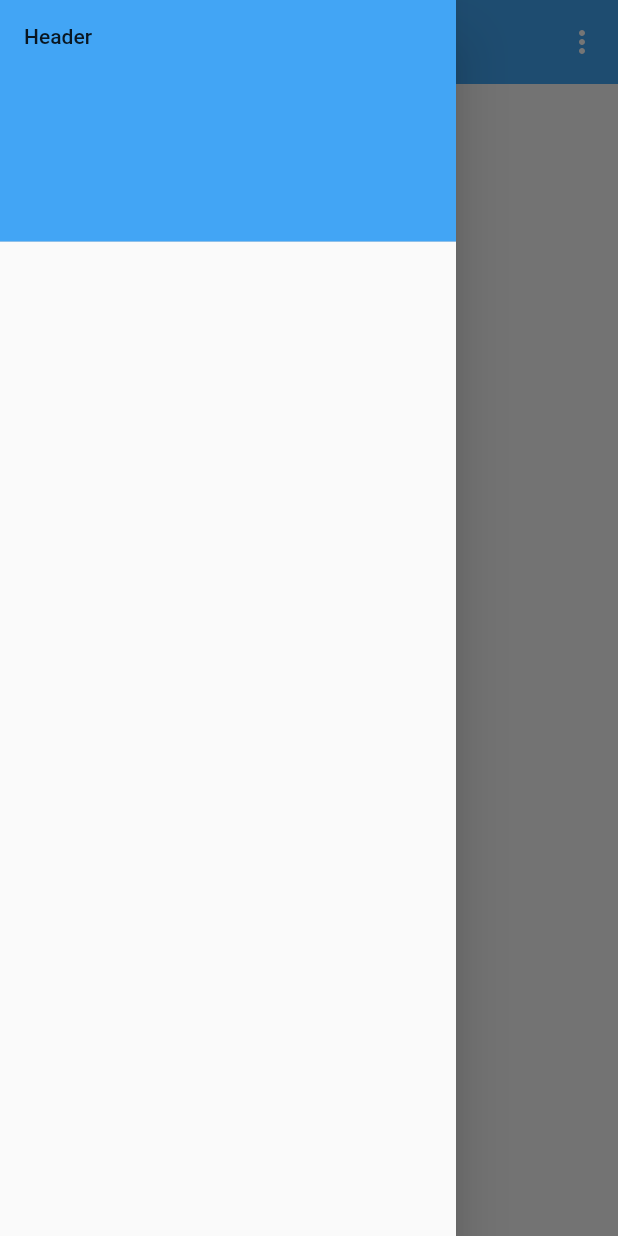
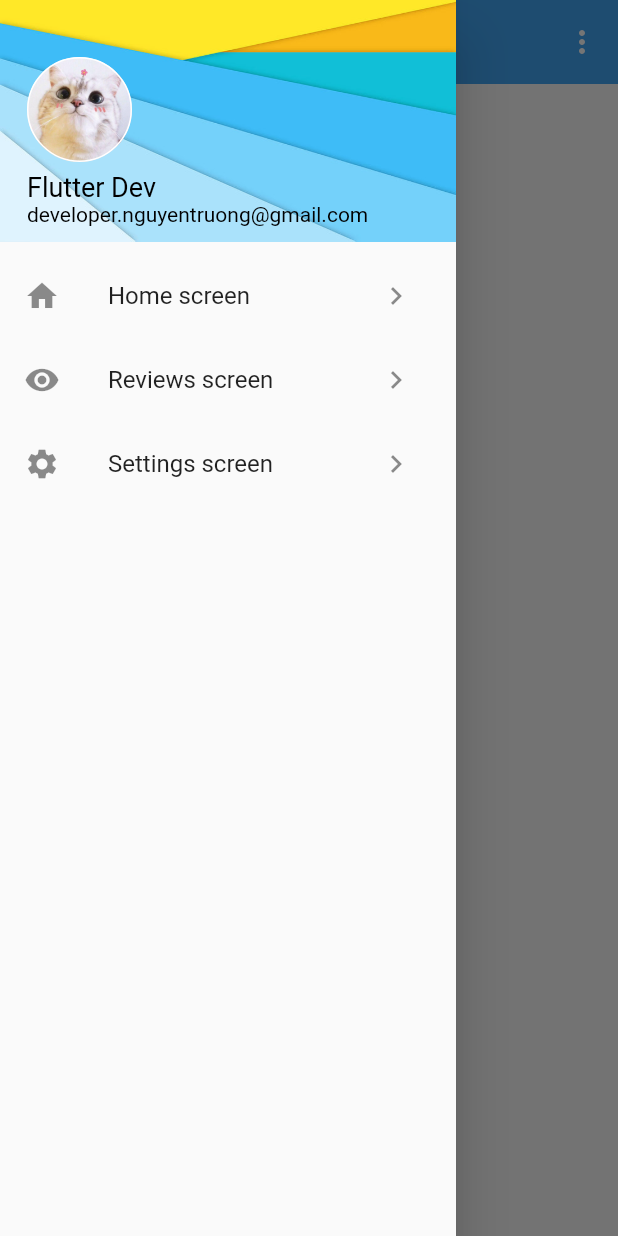
Before and after one commit to boonchu9x/flutter_navigation_drawer, a Flutter app: the screen it shows after launch, with the side drawer open, on a phone screen of 412 x 824 dp. Run offline on Flutter 3.47's test engine with Material 2 defaults, Android fonts, the phone set to English and light mode, and no system bars; our stand-ins replace flutter_svg.

Commit message:
Done project

```diff
--- a/lib/main.dart
+++ b/lib/main.dart
@@ -1,5 +1,9 @@
+import 'package:flutter/cupertino.dart';
 import 'package:flutter/material.dart';
 import 'package:flutter/services.dart';
+import 'package:flutter_navigation_drawer/page/HomePage.dart';
+import 'package:flutter_navigation_drawer/page/ReviewsPage.dart';
+import 'package:flutter_navigation_drawer/page/SettingsPage.dart';
 import 'package:flutter_svg/flutter_svg.dart';
 
 void main() => runApp(
@@ -18,22 +22,14 @@ class _HomeScreenState extends State<HomeScreen> {
   @override
   Widget build(BuildContext context) {
     //hide status bar
-    SystemChrome.setEnabledSystemUIOverlays([SystemUiOverlay.bottom]);
+    SystemChrome.setSystemUIOverlayStyle(SystemUiOverlayStyle(
+      statusBarColor: Colors.blue[400],
+      //statusBarBrightness: Brightness.dark,
+    ));
 
     return Scaffold(
       appBar: buildAppBar(),
-      drawer: new Drawer(
-        child: new ListView(
-          children: [
-            new DrawerHeader(
-              child: Text('Header'),
-              decoration: BoxDecoration(
-                color: Colors.blue[400],
-              ),
-            )
-          ],
-        ),
-      ),
+      drawer: DrawerLayout(),
       body: Body(),
     );
   }
@@ -56,6 +52,163 @@ class _HomeScreenState extends State<HomeScreen> {
   }
 }
 
+class DrawerLayout extends StatelessWidget {
+  const DrawerLayout({
+    Key key,
+  }) : super(key: key);
+
+  @override
+  Widget build(BuildContext context) {
+    return Drawer(
+      child: ListView(
+        children: [
+          DrawerHeader(
+            child: Container(
+              padding: EdgeInsets.only(
+                left: 2.0,
+                bottom: 2.0,
+              ),
+              child: Column(
+                mainAxisAlignment: MainAxisAlignment.end,
+                crossAxisAlignment: CrossAxisAlignment.start,
+                children: [
+                  //image avater with border white 1dp
+                  Container(
+                    height: 70.0,
+                    width: 70.0,
+                    margin: EdgeInsets.only(
+                      bottom: 6.0,
+                    ),
+                    decoration: BoxDecoration(
+                      borderRadius: BorderRadius.circular(100.0),
+                      border: Border.all(
+                        width: 1.0,
+                        style: BorderStyle.solid,
+                        color: Colors.white,
+                      ),
+                      image: DecorationImage(
+                        fit: BoxFit.cover,
+                        image: AssetImage('assets/images/avatar.jpg'),
+                      ),
+                    ),
+                  ),
+
+                  //text name & email
+                  Column(
+                    mainAxisAlignment: MainAxisAlignment.start,
+                    crossAxisAlignment: CrossAxisAlignment.start,
+                    children: [
+                      //text Name
+                      Text(
+                        'Flutter Dev',
+                        style: TextStyle(
+                          color: Colors.black,
+                          fontSize: 18.0,
+                          fontWeight: FontWeight.normal,
+                        ),
+                      ),
+
+                      //text email
+                      Text(
+                        'developer.nguyentruong@gmail.com',
+                        style: TextStyle(
+                          color: Colors.black,
+                          fontSize: 14.0,
+                          fontWeight: FontWeight.normal,
+                        ),
+                      ),
+                    ],
+                  ),
+                ],
+              ),
+            ),
+
+            //background image header drawer
+            decoration: BoxDecoration(
+              image: DecorationImage(
+                image: AssetImage('assets/images/bg_drawer_layout.jpg'),
+                fit: BoxFit.fill,
+              ),
+            ),
+          ),
+
+          //item drawer
+          ListTile(
+            leading: Icon(Icons.home),
+            title: Text(
+              'Home screen',
+              style: TextStyle(
+                fontSize: 16.0,
+                fontWeight: FontWeight.normal,
+              ),
+            ),
+            trailing: IconButton(
+              icon: Icon(Icons.keyboard_arrow_right_sharp),
+              onPressed: () {},
+            ),
+            onTap: () {
+              //close drawer layout
+              Navigator.pop(context);
+              Navigator.push(
+                context,
+                MaterialPageRoute(builder: (context) => HomePage()),
+              );
+            },
+          ),
+
+          //item drawer
+          ListTile(
+            leading: Icon(Icons.remove_red_eye),
+            title: Text(
+              'Reviews screen',
+              style: TextStyle(
+                fontSize: 16.0,
+                fontWeight: FontWeight.normal,
+              ),
+            ),
+            trailing: IconButton(
+              icon: Icon(Icons.keyboard_arrow_right_sharp),
+              onPressed: () {},
+            ),
+            onTap: () {
+              //close drawer layout
+              Navigator.pop(context);
+              Navigator.push(
+                context,
+                MaterialPageRoute(builder: (context) => ReviewsPage()),
+              );
+            },
+          ),
+
+          //item drawer
+          ListTile(
+            leading: Icon(Icons.settings),
+            title: Text(
+              'Settings screen',
+              style: TextStyle(
+                fontSize: 16.0,
+                fontWeight: FontWeight.normal,
+              ),
+            ),
+            trailing: IconButton(
+              icon: Icon(Icons.keyboard_arrow_right_sharp),
+              onPressed: () {},
+            ),
+            onTap: () {
+              //close drawer layout
+              Navigator.pop(context);
+              Navigator.push(
+                context,
+                MaterialPageRoute(builder: (context) => SettingsPage()),
+              );
+            },
+          ),
+        ],
+      ),
+    );
+  }
+}
+
 class Body extends StatefulWidget {
   @override
   _BodyState createState() => _BodyState();
```
Also changed, not shown: lib/page/HomePage.dart (added, +13 -0 lines), lib/page/ReviewsPage.dart (added, +13 -0 lines), lib/page/SettingsPage.dart (added, +13 -0 lines), assets/images/Screenshot_7.png (added), assets/images/avatar.jpg (added), assets/images/bg_drawer_layout.jpg (added), 1 other file.
